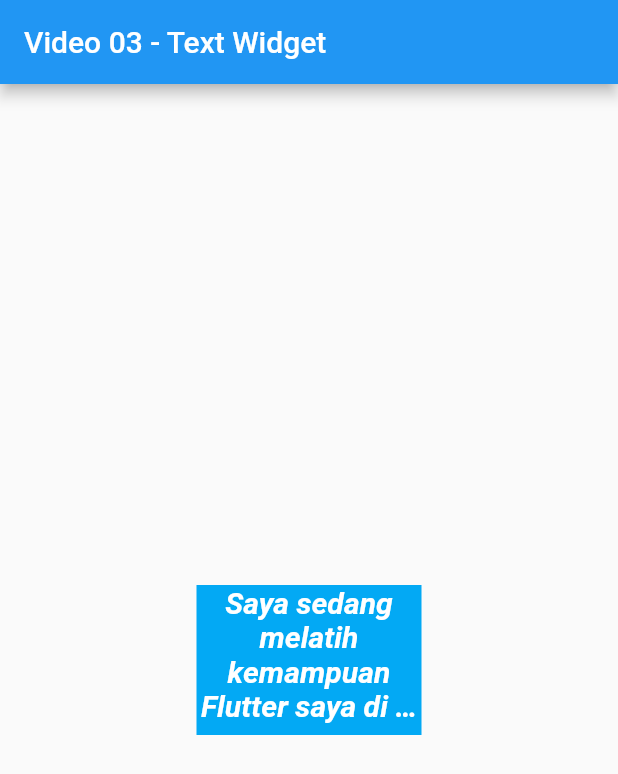
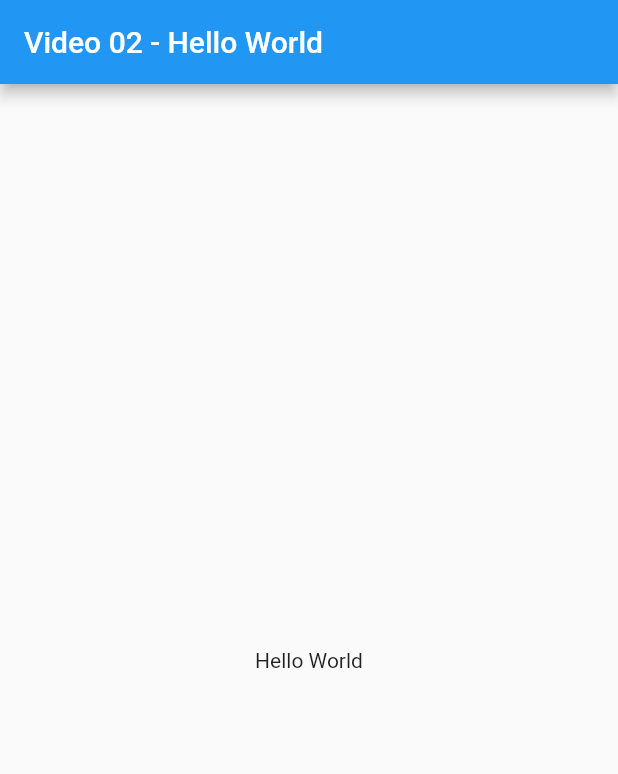
Before and after one commit to gianpratamadev/flutter-sprint-1, a Flutter app: the screen it shows after launch, on a phone screen of 412 x 824 dp. Shown: the top 774 px of the screen. Run offline on Flutter 3.47's test engine with Material 2 defaults, Android fonts, the phone set to English and light mode, and no system bars.

Commit message:
update content

```diff
--- /dev/null
+++ b/demo/lib/02_firstApp.dart
@@ -0,0 +1,17 @@
+import 'package:flutter/material.dart';
+
+class FirstApp extends StatelessWidget {
+  const FirstApp({Key? key}) : super(key: key);
+
+  @override
+  Widget build(BuildContext context) {
+    return Scaffold(
+      appBar: AppBar(
+        title: Text('Video 02 - Hello World'),
+      ),
+      body: Center(
+        child: Text('Hello World'),
+      ),
+    );
+  }
+}
--- a/demo/lib/main.dart
+++ b/demo/lib/main.dart
@@ -1,4 +1,5 @@
 import 'package:flutter/material.dart';
+import '02_firstApp.dart';
 import '03_text_widget.dart';
 
 void main() {
@@ -12,7 +13,7 @@ class MyApp extends StatelessWidget {
   Widget build(BuildContext context) {
     return MaterialApp(
       debugShowCheckedModeBanner: false,
-      home: TextWidget(),
+      home: FirstApp(),
     );
   }
 }
```
Also changed, not shown: ss/01-  Instalasi Flutter & Dart.jpg (renamed from ss/sprint 1/01-  Instalasi Flutter & Dart.jpg), ss/02 - My First App.jpg (added), ss/03 - Text Widget.jpg (renamed from ss/sprint 1/03 - Text Widget.jpg).
